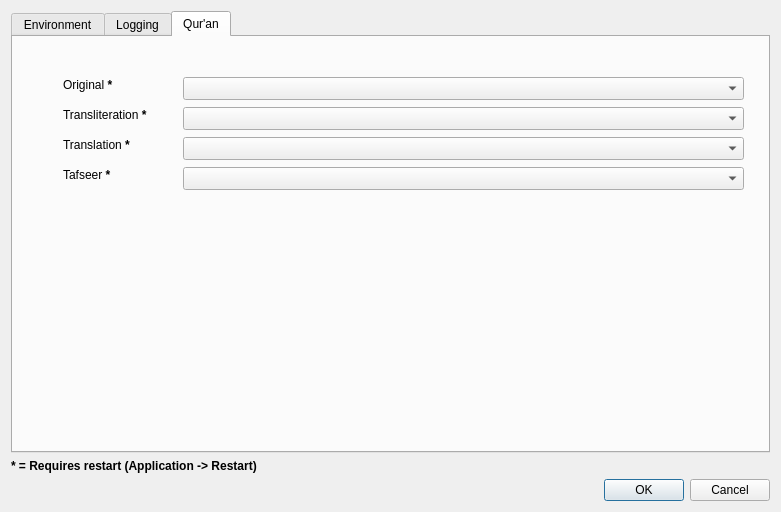
Qt form settings_dialog.ui (abumq/project-islam) before a commit.
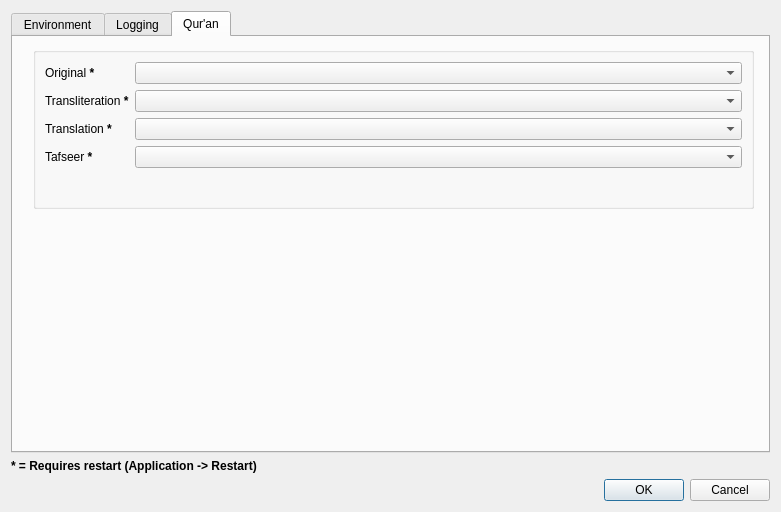
The same form after that commit.

Commit message: Urdu translation

```diff
--- a/settings_dialog.ui
+++ b/settings_dialog.ui
@@ -217,106 +217,61 @@
       <attribute name="title">
        <string>Qur'an</string>
       </attribute>
-      <widget class="QComboBox" name="cboQuranTranslations">
+      <widget class="QGroupBox" name="groupBox_4">
        <property name="geometry">
         <rect>
-         <x>170</x>
-         <y>100</y>
-         <width>561</width>
-         <height>23</height>
+         <x>20</x>
+         <y>10</y>
+         <width>721</width>
+         <height>162</height>
         </rect>
        </property>
-      </widget>
-      <widget class="QLabel" name="label_4">
-       <property name="geometry">
-        <rect>
-         <x>50</x>
-         <y>100</y>
-         <width>111</width>
-         <height>16</height>
-        </rect>
+       <property name="title">
+        <string/>
        </property>
-       <property name="text">
-        <string>&lt;html&gt;&lt;head/&gt;&lt;body&gt;&lt;p&gt;Translation &lt;span style=&quot; font-weight:600;&quot;&gt;*&lt;/span&gt;&lt;/p&gt;&lt;/body&gt;&lt;/html&gt;</string>
-       </property>
+       <layout class="QFormLayout" name="formLayout">
+        <item row="0" column="0">
+         <widget class="QLabel" name="label_7">
+          <property name="text">
+           <string>&lt;html&gt;&lt;head/&gt;&lt;body&gt;&lt;p&gt;Original&lt;span style=&quot; font-weight:600;&quot;&gt; *&lt;/span&gt;&lt;/p&gt;&lt;/body&gt;&lt;/html&gt;</string>
+          </property>
+         </widget>
+        </item>
+        <item row="0" column="1">
+         <widget class="QComboBox" name="cboQuranOriginals"/>
+        </item>
+        <item row="1" column="0">
+         <widget class="QLabel" name="label_8">
+          <property name="text">
+           <string>&lt;html&gt;&lt;head/&gt;&lt;body&gt;&lt;p&gt;Transliteration&lt;span style=&quot; font-weight:600;&quot;&gt; *&lt;/span&gt;&lt;/p&gt;&lt;/body&gt;&lt;/html&gt;</string>
+          </property>
+         </widget>
+        </item>
+        <item row="1" column="1">
+         <widget class="QComboBox" name="cboQuranTransliterations"/>
+        </item>
+        <item row="2" column="0">
+         <widget class="QLabel" name="label_4">
+          <property name="text">
+           <string>&lt;html&gt;&lt;head/&gt;&lt;body&gt;&lt;p&gt;Translation &lt;span style=&quot; font-weight:600;&quot;&gt;*&lt;/span&gt;&lt;/p&gt;&lt;/body&gt;&lt;/html&gt;</string>
+          </property>
+         </widget>
+        </item>
+        <item row="2" column="1">
+         <widget class="QComboBox" name="cboQuranTranslations"/>
+        </item>
+        <item row="3" column="0">
+         <widget class="QLabel" name="label_5">
+          <property name="text">
+           <string>&lt;html&gt;&lt;head/&gt;&lt;body&gt;&lt;p&gt;Tafseer &lt;span style=&quot; font-weight:600;&quot;&gt;*&lt;/span&gt;&lt;/p&gt;&lt;/body&gt;&lt;/html&gt;</string>
+          </property>
+         </widget>
+        </item>
+        <item row="3" column="1">
+         <widget class="QComboBox" name="cboQuranTafseers"/>
+        </item>
+       </layout>
       </widget>
-      <widget class="QLabel" name="label_5">
-       <property name="geometry">
-        <rect>
-         <x>50</x>
-         <y>130</y>
-         <width>111</width>
-         <height>16</height>
-        </rect>
-       </property>
-       <property name="text">
-        <string>&lt;html&gt;&lt;head/&gt;&lt;body&gt;&lt;p&gt;Tafseer &lt;span style=&quot; font-weight:600;&quot;&gt;*&lt;/span&gt;&lt;/p&gt;&lt;/body&gt;&lt;/html&gt;</string>
-       </property>
-      </widget>
-      <widget class="QComboBox" name="cboQuranTafseers">
-       <property name="geometry">
-        <rect>
-         <x>170</x>
-         <y>130</y>
-         <width>561</width>
-         <height>23</height>
-        </rect>
-       </property>
-      </widget>
-      <widget class="QLabel" name="label_7">
-       <property name="geometry">
-        <rect>
-         <x>50</x>
-         <y>40</y>
-         <width>111</width>
-         <height>16</height>
-        </rect>
-       </property>
-       <property name="text">
-        <string>&lt;html&gt;&lt;head/&gt;&lt;body&gt;&lt;p&gt;Original&lt;span style=&quot; font-weight:600;&quot;&gt; *&lt;/span&gt;&lt;/p&gt;&lt;/body&gt;&lt;/html&gt;</string>
-       </property>
-      </widget>
-      <widget class="QComboBox" name="cboQuranOriginals">
-       <property name="geometry">
-        <rect>
-         <x>170</x>
-         <y>40</y>
-         <width>561</width>
-         <height>23</height>
-        </rect>
-       </property>
-      </widget>
-      <widget class="QLabel" name="label_8">
-       <property name="geometry">
-        <rect>
-         <x>50</x>
-         <y>70</y>
-         <width>111</width>
-         <height>16</height>
-        </rect>
-       </property>
-       <property name="text">
-        <string>&lt;html&gt;&lt;head/&gt;&lt;body&gt;&lt;p&gt;Transliteration&lt;span style=&quot; font-weight:600;&quot;&gt; *&lt;/span&gt;&lt;/p&gt;&lt;/body&gt;&lt;/html&gt;</string>
-       </property>
-      </widget>
-      <widget class="QComboBox" name="cboQuranTransliterations">
-       <property name="geometry">
-        <rect>
-         <x>170</x>
-         <y>70</y>
-         <width>561</width>
-         <height>23</height>
-        </rect>
-       </property>
-      </widget>
-      <zorder>label_8</zorder>
-      <zorder>cboQuranTransliterations</zorder>
-      <zorder>cboQuranTranslations</zorder>
-      <zorder>label_4</zorder>
-      <zorder>label_5</zorder>
-      <zorder>cboQuranTafseers</zorder>
-      <zorder>label_7</zorder>
-      <zorder>cboQuranOriginals</zorder>
      </widget>
     </widget>
    </item>
```
The commit also changes 6 other files.
